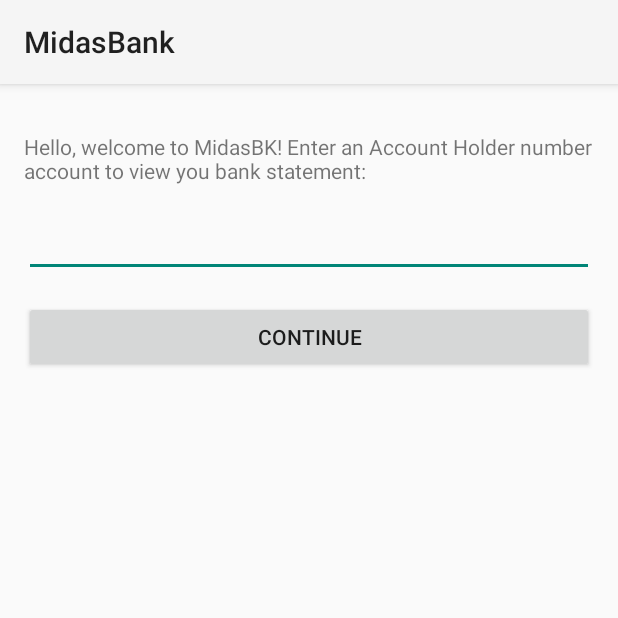
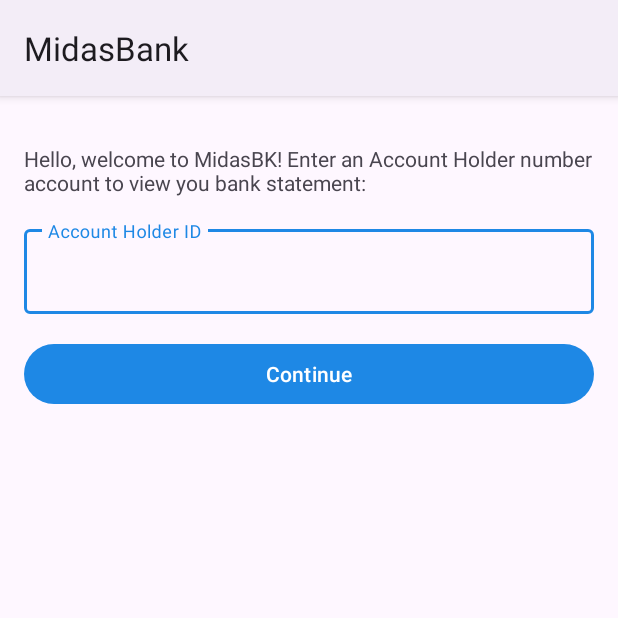
Before and after one commit to MattFerreira213/bankline-android, an Android app: the screen it shows after launch (WelcomeActivity), on a phone screen of 412 x 824 dp, the top half of it. Run offline under Robolectric (Android 15) with nearby library versions, the phone set to English and light mode, and no system bars.

Commit message:
Iniciando estilização de telas

```diff
--- a/app/src/main/AndroidManifest.xml
+++ b/app/src/main/AndroidManifest.xml
@@ -10,7 +10,7 @@
         android:label="@string/app_name"
         android:roundIcon="@mipmap/ic_launcher_round"
         android:supportsRtl="true"
-        android:theme="@style/Theme.Banklineandroid">
+        android:theme="@style/AppTheme">
         <activity
             android:name=".ui.Statement.BankStatementActivity"
             android:exported="false"
--- a/app/src/main/res/layout/activity_welcome.xml
+++ b/app/src/main/res/layout/activity_welcome.xml
@@ -9,8 +9,8 @@
 
     <TextView
         android:id="@+id/txtWelcome"
-        android:layout_width="match_parent"
-        android:layout_height="0dp"
+        android:layout_width="0dp"
+        android:layout_height="wrap_content"
         android:layout_marginStart="@dimen/margin_default"
         android:layout_marginTop="32dp"
         android:layout_marginEnd="@dimen/margin_default"
@@ -19,18 +19,25 @@
         app:layout_constraintStart_toStartOf="parent"
         app:layout_constraintTop_toTopOf="parent" />
 
-    <EditText
-        android:id="@+id/edtNumberAccount"
-        android:layout_width="match_parent"
+    <com.google.android.material.textfield.TextInputLayout
+        android:id="@+id/txtNumberAccount"
+        android:layout_width="0dp"
         android:layout_height="wrap_content"
         android:layout_marginStart="@dimen/margin_default"
         android:layout_marginTop="@dimen/margin_default"
         android:layout_marginEnd="@dimen/margin_default"
-        android:ems="10"
-        android:inputType="number"
-        app:layout_constraintEnd_toEndOf="@id/txtWelcome"
-        app:layout_constraintStart_toStartOf="@id/txtWelcome"
-        app:layout_constraintTop_toBottomOf="@id/txtWelcome" />
+        android:hint="@string/txt_account_holder_id"
+        app:layout_constraintEnd_toEndOf="parent"
+        app:layout_constraintStart_toStartOf="parent"
+        app:layout_constraintTop_toBottomOf="@id/txtWelcome">
+
+        <com.google.android.material.textfield.TextInputEditText
+            android:id="@+id/edtNumberAccount"
+            android:layout_width="match_parent"
+            android:layout_height="wrap_content"
+            android:inputType="number" />
+
+    </com.google.android.material.textfield.TextInputLayout>
 
     <Button
         android:id="@+id/btnContinue"
@@ -40,9 +47,9 @@
         android:layout_marginTop="@dimen/margin_default"
         android:layout_marginEnd="@dimen/margin_default"
         android:text="@string/txt_continue"
-        app:layout_constraintEnd_toEndOf="@id/edtNumberAccount"
-        app:layout_constraintStart_toStartOf="@id/edtNumberAccount"
-        app:layout_constraintTop_toBottomOf="@id/edtNumberAccount" />
+        app:layout_constraintEnd_toEndOf="parent"
+        app:layout_constraintStart_toStartOf="parent"
+        app:layout_constraintTop_toBottomOf="@id/txtNumberAccount" />
 
 
 </androidx.constraintlayout.widget.ConstraintLayout>
--- /dev/null
+++ b/app/src/main/res/layout/bank_statement_item.xml
@@ -0,0 +1,6 @@
+<?xml version="1.0" encoding="utf-8"?>
+<androidx.constraintlayout.widget.ConstraintLayout xmlns:android="http://schemas.android.com/apk/res/android"
+    android:layout_width="match_parent"
+    android:layout_height="match_parent">
+
+</androidx.constraintlayout.widget.ConstraintLayout>
--- a/app/src/main/res/values/colors.xml
+++ b/app/src/main/res/values/colors.xml
@@ -1,5 +1,11 @@
 <?xml version="1.0" encoding="utf-8"?>
 <resources>
+    <color name="primary_100">#bbdefb</color>
+    <color name="primary_200">#90caf9</color>
+    <color name="primary_600">#1e88e5</color>
+    <color name="primary_700">#1976d2</color>
+    <color name="primary_900">#0d47a1</color>
+
     <color name="black">#FF000000</color>
     <color name="white">#FFFFFFFF</color>
 </resources>
--- a/app/src/main/res/values/strings.xml
+++ b/app/src/main/res/values/strings.xml
@@ -2,4 +2,5 @@
     <string name="app_name" translatable="false">MidasBank</string>
     <string name="txt_welcome">Hello, welcome to MidasBK! Enter an Account Holder number account to view you bank statement:</string>
     <string name="txt_continue">Continue</string>
+    <string name="txt_account_holder_id">Account Holder ID</string>
 </resources>
--- a/app/src/main/res/values/themes.xml
+++ b/app/src/main/res/values/themes.xml
@@ -1,9 +1,12 @@
 <resources xmlns:tools="http://schemas.android.com/tools">
     <!-- Base application theme. -->
-    <style name="Base.Theme.Banklineandroid" parent="Theme.AppCompat.DayNight">
+    <style name="AppTheme" parent="Theme.Material3.Light">
+        <item name="colorPrimary">@color/primary_600</item>
+        <item name="colorPrimaryContainer">@color/primary_100</item>
+        <item name="colorOnPrimaryContainer">@color/primary_900</item>
+        <item name="colorPrimaryInverse">@color/primary_200</item>
         <!-- Customize your light theme here. -->
         <!-- <item name="colorPrimary">@color/my_light_primary</item> -->
     </style>
 
-    <style name="Theme.Banklineandroid" parent="Base.Theme.Banklineandroid" />
 </resources>
```
